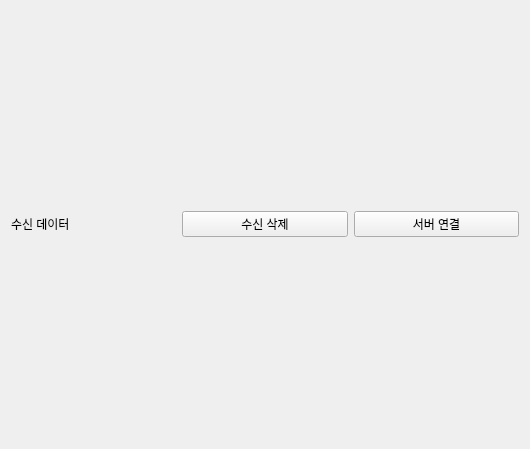
The window that prototypes/study/qt_study/AiotClientQt/tab2socketclient.ui (lovelyPuppies/synergy-hub) describes before a commit, drawn with Qt 5.
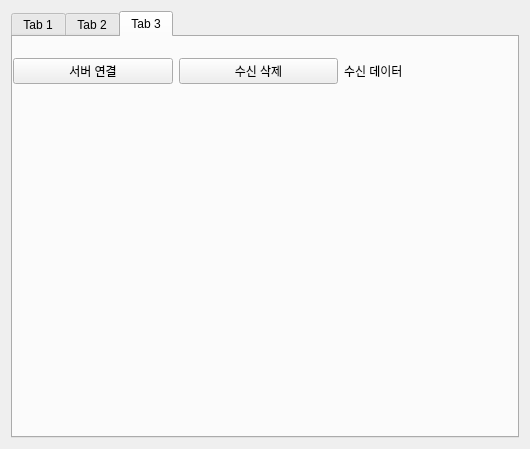
The same window after the commit.

Diff of the .ui file:
```diff
--- a/prototypes/study/qt_study/AiotClientQt/tab2socketclient.ui
+++ b/prototypes/study/qt_study/AiotClientQt/tab2socketclient.ui
@@ -17,24 +17,58 @@
    <item>
     <layout class="QHBoxLayout" name="horizontalLayout">
      <item>
-      <widget class="QLabel" name="label">
-       <property name="text">
-        <string>수신 데이터</string>
+      <widget class="QTabWidget" name="tabWidget">
+       <property name="currentIndex">
+        <number>2</number>
        </property>
-      </widget>
-     </item>
-     <item>
-      <widget class="QPushButton" name="pushButton_2">
-       <property name="text">
-        <string>수신 삭제</string>
-       </property>
-      </widget>
-     </item>
+       <widget class="QWidget" name="pTab1">
+        <attribute name="title">
+         <string>Tab 1</string>
+        </attribute>
+       </widget>
+       <widget class="QWidget" name="pTab2">
+        <attribute name="title">
+         <string>Tab 2</string>
+        </attribute>
+       </widget>
+       <widget class="QWidget" name="pTab3">
+        <attribute name="title">
+         <string>Tab 3</string>
+        </attribute>
+        <widget class="QWidget" name="horizontalLayoutWidget_2">
+         <property name="geometry">
+          <rect>
+           <x>0</x>
+           <y>20</y>
+           <width>491</width>
+           <height>28</height>
+          </rect>
+         </property>
+         <layout class="QHBoxLayout" name="horizontalLayout_2">
      <item>
       <widget class="QPushButton" name="pushButton">
        <property name="text">
         <string>서버 연결</string>
        </property>
+           </widget>
+          </item>
+          <item>
+           <widget class="QPushButton" name="pushButton_2">
+            <property name="text">
+             <string>수신 삭제</string>
+            </property>
+           </widget>
+          </item>
+          <item>
+           <widget class="QLabel" name="label">
+            <property name="text">
+             <string>수신 데이터</string>
+            </property>
+           </widget>
+          </item>
+         </layout>
+        </widget>
+       </widget>
       </widget>
      </item>
     </layout>
```
Lines whose indentation alone changed are shown as unchanged.
